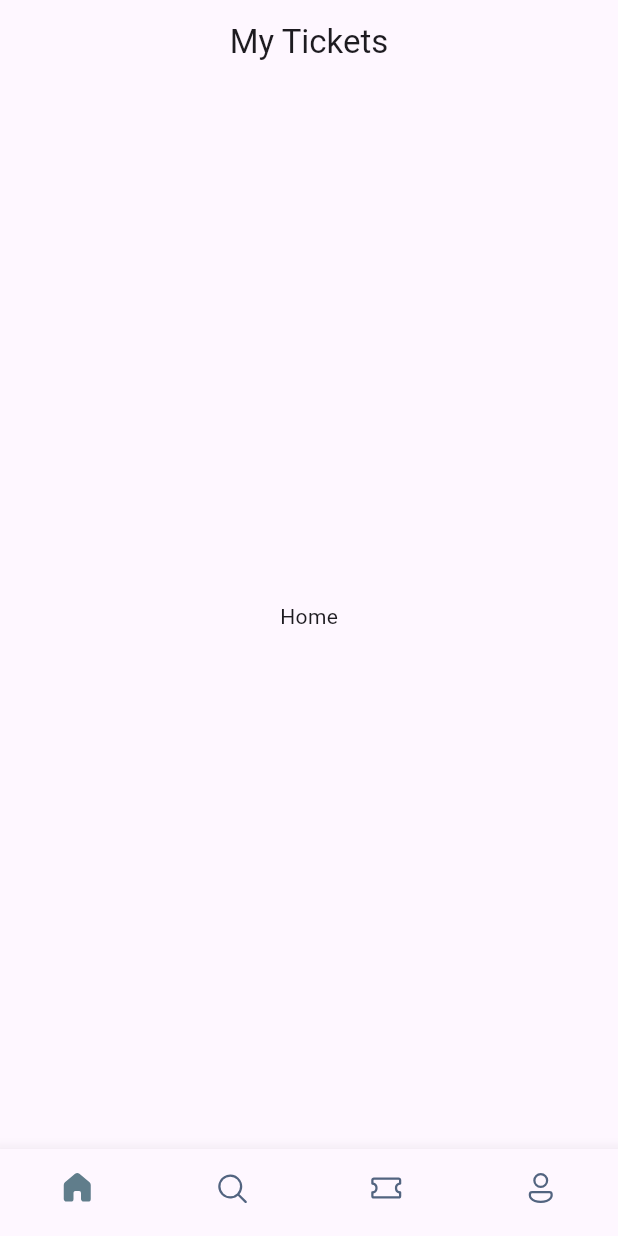
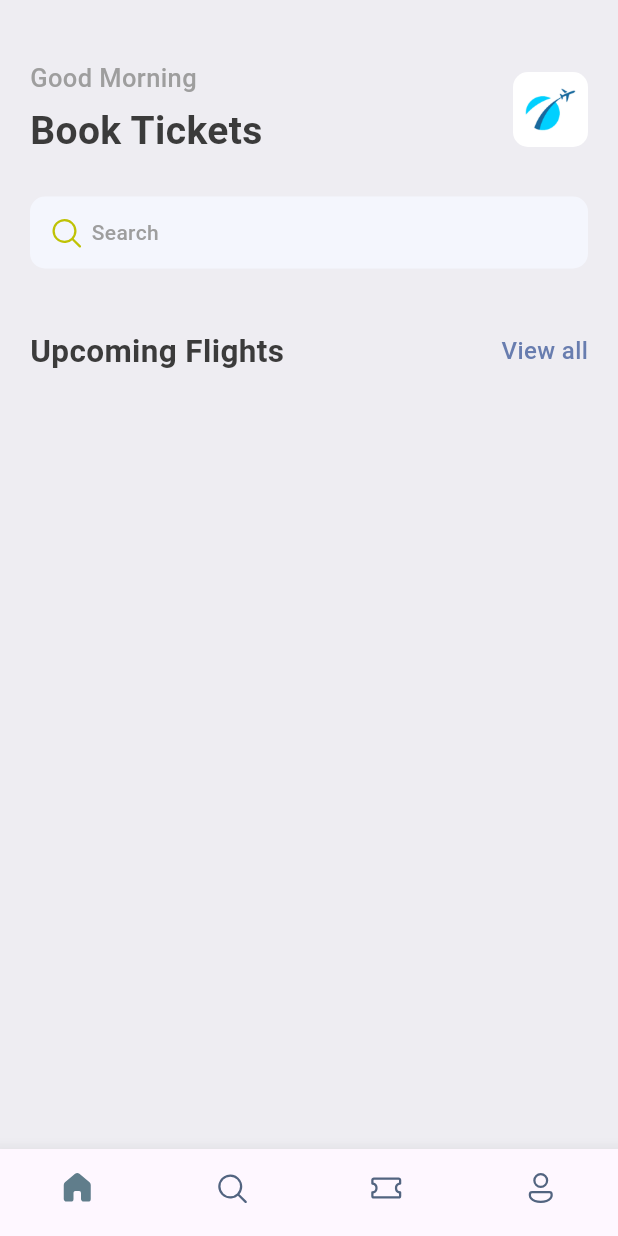
Before and after one commit to mehedi4958/ticket-booking, a Flutter app: the screen it shows after launch, on a phone screen of 412 x 824 dp. Run offline on Flutter 3.47's test engine with Material 2 defaults, Android fonts, the phone set to English and light mode, and no system bars; our stand-ins replace fluentui_icons, gap.

Commit message:
assets added, custom colors and styles added, basic home layout provided

```diff
--- a/lib/main.dart
+++ b/lib/main.dart
@@ -1,5 +1,6 @@
 import 'package:flutter/material.dart';
 import 'package:ticket_booking/screens/bottom_bar.dart';
+import 'package:ticket_booking/utils/app_styles.dart';
 
 void main() {
   runApp(const MyApp());
@@ -15,6 +16,7 @@
       title: 'Flutter Demo',
       theme: ThemeData(
         colorScheme: ColorScheme.fromSeed(seedColor: Colors.deepPurple),
+        primaryColor: primary,
         useMaterial3: true,
       ),
       debugShowCheckedModeBanner: false,
--- a/lib/screens/bottom_bar.dart
+++ b/lib/screens/bottom_bar.dart
@@ -1,5 +1,6 @@
 import 'package:fluentui_icons/fluentui_icons.dart';
 import 'package:flutter/material.dart';
+import 'package:ticket_booking/screens/home_screen.dart';
 
 class BottomBar extends StatefulWidget {
   const BottomBar({Key? key}) : super(key: key);
@@ -11,7 +12,7 @@
 class _BottomBarState extends State<BottomBar> {
   int _selectedIndex = 0;
   static final List<Widget> _widgetOptions = [
-    const Text('Home'),
+    const HomeScreen(),
     const Text('Search'),
     const Text('Ticket'),
     const Text('Profile'),
@@ -26,10 +27,6 @@
   @override
   Widget build(BuildContext context) {
     return Scaffold(
-      appBar: AppBar(
-        title: const Text('My Tickets'),
-        centerTitle: true,
-      ),
       body: Center(
         child: _widgetOptions[_selectedIndex],
       ),
--- /dev/null
+++ b/lib/screens/home_screen.dart
@@ -0,0 +1,99 @@
+import 'package:fluentui_icons/fluentui_icons.dart';
+import 'package:flutter/material.dart';
+import 'package:gap/gap.dart';
+import 'package:ticket_booking/utils/app_styles.dart';
+
+class HomeScreen extends StatelessWidget {
+  const HomeScreen({Key? key}) : super(key: key);
+
+  @override
+  Widget build(BuildContext context) {
+    return Scaffold(
+      backgroundColor: Styles.bgColor,
+      body: ListView(
+        children: [
+          Container(
+            padding: const EdgeInsets.symmetric(horizontal: 20),
+            child: Column(
+              children: [
+                const Gap(40),
+                Row(
+                  mainAxisAlignment: MainAxisAlignment.spaceBetween,
+                  children: [
+                    Column(
+                      crossAxisAlignment: CrossAxisAlignment.start,
+                      children: [
+                        Text(
+                          'Good Morning',
+                          style: Styles.headlineStyle3,
+                        ),
+                        const Gap(5),
+                        Text(
+                          'Book Tickets',
+                          style: Styles.headlineStyle1,
+                        ),
+                      ],
+                    ),
+                    Container(
+                      height: 50,
+                      width: 50,
+                      decoration: BoxDecoration(
+                        borderRadius: BorderRadius.circular(10),
+                        image: const DecorationImage(
+                          fit: BoxFit.fitHeight,
+                          image: AssetImage('assets/images/img_1.png'),
+                        ),
+                      ),
+                    ),
+                  ],
+                ),
+                const Gap(25),
+                Container(
+                  padding: const EdgeInsets.symmetric(
+                    horizontal: 12,
+                    vertical: 12,
+                  ),
+                  decoration: BoxDecoration(
+                    borderRadius: BorderRadius.circular(10),
+                    color: const Color(0xFFF4F6FD),
+                  ),
+                  child: Row(
+                    children: [
+                      const Icon(
+                        FluentSystemIcons.ic_fluent_search_regular,
+                        color: Color(0xFFBFC205),
+                      ),
+                      const Gap(5),
+                      Text(
+                        'Search',
+                        style: Styles.headlineStyle4,
+                      ),
+                    ],
+                  ),
+                ),
+                const Gap(40),
+                Row(
+                  mainAxisAlignment: MainAxisAlignment.spaceBetween,
+                  children: [
+                    Text(
+                      'Upcoming Flights',
+                      style: Styles.headlineStyle2,
+                    ),
+                    InkWell(
+                      onTap: () {},
+                      child: Text(
+                        'View all',
+                        style: Styles.textStyle
+                            .copyWith(color: Styles.primaryColor),
+                      ),
+                    ),
+                  ],
+                ),
+              ],
+            ),
+          ),
+        ],
+      ),
+    );
+  }
+}
--- /dev/null
+++ b/lib/utils/app_styles.dart
@@ -0,0 +1,40 @@
+import 'package:flutter/material.dart';
+
+Color primary = const Color(0xFF687daf);
+
+class Styles {
+  static Color primaryColor = primary;
+  static Color textColor = const Color(0xFF3b3b3b);
+  static Color bgColor = const Color(0xFFeeedf2);
+  static Color orangeColor = const Color(0xFF526799);
+
+  static TextStyle textStyle = TextStyle(
+    fontSize: 16,
+    color: textColor,
+    fontWeight: FontWeight.w500,
+  );
+
+  static TextStyle headlineStyle1 = TextStyle(
+    fontSize: 26,
+    color: textColor,
+    fontWeight: FontWeight.bold,
+  );
+
+  static TextStyle headlineStyle2 = TextStyle(
+    fontSize: 21,
+    color: textColor,
+    fontWeight: FontWeight.bold,
+  );
+
+  static TextStyle headlineStyle3 = TextStyle(
+    fontSize: 17,
+    color: Colors.grey.shade500,
+    fontWeight: FontWeight.w500,
+  );
+
+  static TextStyle headlineStyle4 = TextStyle(
+    fontSize: 14,
+    color: Colors.grey.shade500,
+    fontWeight: FontWeight.w500,
+  );
+}
--- a/pubspec.yaml
+++ b/pubspec.yaml
@@ -36,6 +36,7 @@
   # Use with the CupertinoIcons class for iOS style icons.
   cupertino_icons: ^1.0.2
   fluentui_icons: ^1.0.0
+  gap: ^3.0.0
 
 dev_dependencies:
   flutter_test:
@@ -60,9 +61,8 @@
   uses-material-design: true
 
   # To add assets to your application, add an assets section, like this:
-  # assets:
-  #   - images/a_dot_burr.jpeg
-  #   - images/a_dot_ham.jpeg
+  assets:
+    - assets/images/
 
   # An image asset can refer to one or more resolution-specific "variants", see
   # https://flutter.dev/assets-and-images/#resolution-aware
```
Also changed, not shown: assets/images/img.png (added), assets/images/img_1.png (added), assets/images/one.png (added), assets/images/sit.jpg (added), assets/images/three.png (added), assets/images/two.png (added), assets/images/visa.png (added), pubspec.lock.
